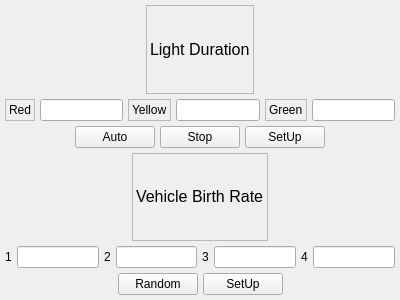
Qt form simulationcontrol.ui (KimangKhenng/Traffic-SImulation-and-Visualization) before a commit.
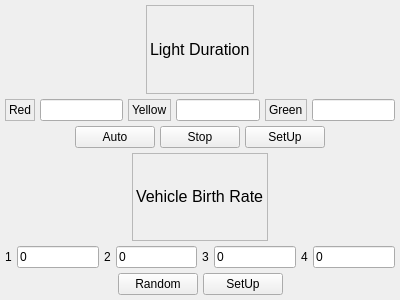
The same form after that commit.

Diff of the .ui file:
```diff
--- a/simulationcontrol.ui
+++ b/simulationcontrol.ui
@@ -216,7 +216,14 @@
       </widget>
      </item>
      <item>
-      <widget class="QLineEdit" name="m_road_1"/>
+      <widget class="QLineEdit" name="m_road_1">
+       <property name="inputMask">
+        <string/>
+       </property>
+       <property name="text">
+        <string>0</string>
+       </property>
+      </widget>
      </item>
      <item>
       <widget class="QLabel" name="m_2_label">
@@ -226,7 +233,11 @@
       </widget>
      </item>
      <item>
-      <widget class="QLineEdit" name="m_road_2"/>
+      <widget class="QLineEdit" name="m_road_2">
+       <property name="text">
+        <string>0</string>
+       </property>
+      </widget>
      </item>
      <item>
       <widget class="QLabel" name="m_3_label">
@@ -236,7 +247,11 @@
       </widget>
      </item>
      <item>
-      <widget class="QLineEdit" name="m_road_3"/>
+      <widget class="QLineEdit" name="m_road_3">
+       <property name="text">
+        <string>0</string>
+       </property>
+      </widget>
      </item>
      <item>
       <widget class="QLabel" name="m_4_label">
@@ -246,7 +261,11 @@
       </widget>
      </item>
      <item>
-      <widget class="QLineEdit" name="m_road_4"/>
+      <widget class="QLineEdit" name="m_road_4">
+       <property name="text">
+        <string>0</string>
+       </property>
+      </widget>
      </item>
     </layout>
    </item>
```
